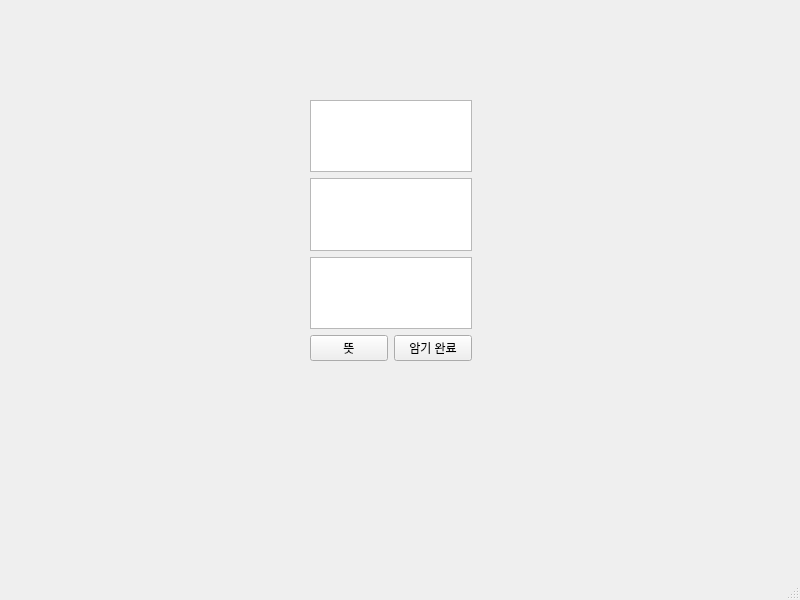
Qt form WRP_Start.ui (zinzin68/WRP) before a commit.
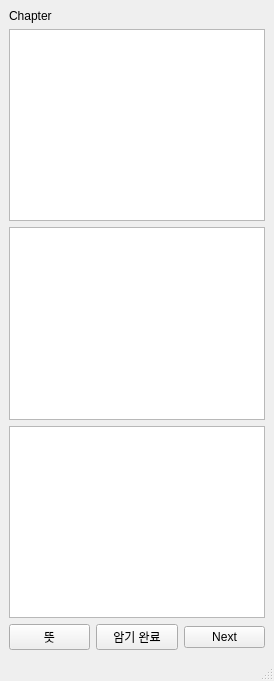
The same form after that commit.

What changed in the file:
```diff
--- a/WRP_Start.ui
+++ b/WRP_Start.ui
@@ -6,34 +6,30 @@
    <rect>
     <x>0</x>
     <y>0</y>
-    <width>800</width>
-    <height>600</height>
+    <width>274</width>
+    <height>681</height>
    </rect>
   </property>
   <property name="windowTitle">
    <string>MainWindow</string>
   </property>
   <widget class="QWidget" name="centralwidget">
-   <widget class="QWidget" name="verticalLayoutWidget_2">
-    <property name="geometry">
-     <rect>
-      <x>310</x>
-      <y>100</y>
-      <width>162</width>
-      <height>261</height>
-     </rect>
-    </property>
-    <layout class="QVBoxLayout" name="verticalLayout_2">
-     <item>
       <layout class="QVBoxLayout" name="verticalLayout">
        <item>
-        <widget class="QTextBrowser" name="textBrowser_3"/>
+     <widget class="QLabel" name="Chapter">
+      <property name="text">
+       <string>Chapter</string>
+      </property>
+     </widget>
        </item>
        <item>
         <widget class="QTextBrowser" name="textBrowser"/>
        </item>
        <item>
-        <widget class="QTextBrowser" name="textBrowser_2"/>
+     <widget class="QTextBrowser" name="Word"/>
+    </item>
+    <item>
+     <widget class="QTextBrowser" name="mean"/>
        </item>
        <item>
         <layout class="QHBoxLayout" name="horizontalLayout">
@@ -51,22 +47,16 @@
            </property>
           </widget>
          </item>
-        </layout>
-       </item>
-      </layout>
-     </item>
-    </layout>
-   </widget>
-  </widget>
-  <widget class="QMenuBar" name="menubar">
-   <property name="geometry">
-    <rect>
-     <x>0</x>
-     <y>0</y>
-     <width>800</width>
-     <height>22</height>
-    </rect>
-   </property>
+      <item>
+       <widget class="QPushButton" name="nextBotton">
+        <property name="text">
+         <string>Next</string>
+        </property>
+       </widget>
+      </item>
+     </layout>
+    </item>
+   </layout>
   </widget>
   <widget class="QStatusBar" name="statusbar"/>
  </widget>
```
Left out of the diff: 24 changed lines with no effect on the pictures. Lines whose indentation alone changed are shown as unchanged.
